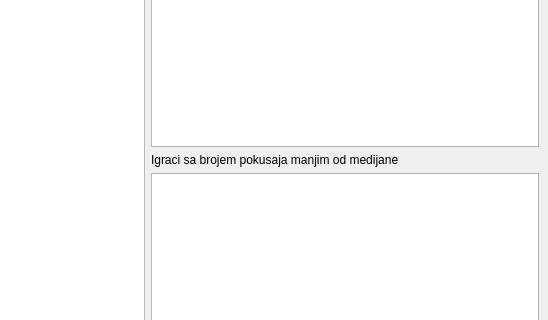
First picture: the form in razvoj_softvera/ispiti/Fudbal/Football/mainwindow.ui, repository miona7/matf-miona-kodovi, before the edit; both pictures show x 252 to 800 and y 143 to 463 of the 800 by 600 pixel window.
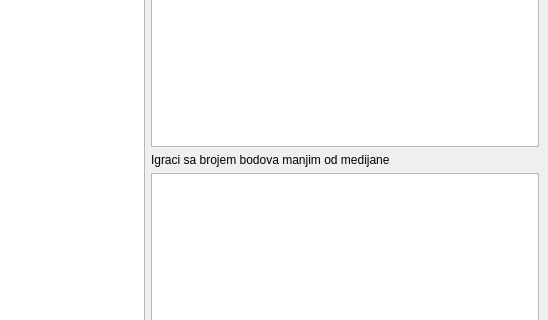
Second picture: the form after the edit.

Commit message: fix(rs/ispiti/Fudbal): label text/name

What changed in the file:
```diff
--- a/razvoj_softvera/ispiti/Fudbal/Football/mainwindow.ui
+++ b/razvoj_softvera/ispiti/Fudbal/Football/mainwindow.ui
@@ -68,7 +68,7 @@
       <item>
        <widget class="QLabel" name="label_2">
         <property name="text">
-         <string>Igraci sa brojem pokusaja manjim od medijane</string>
+         <string>Igraci sa brojem bodova manjim od medijane</string>
         </property>
        </widget>
       </item>
```
Left out of the diff: 2 changed lines with no effect on the pictures.
